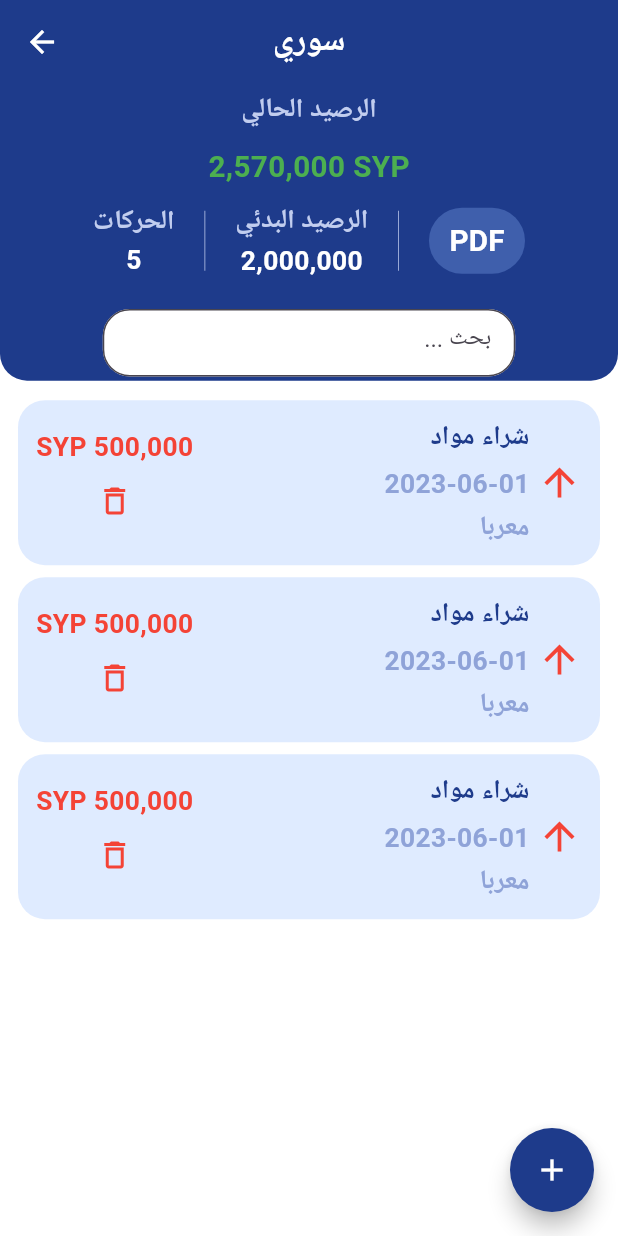
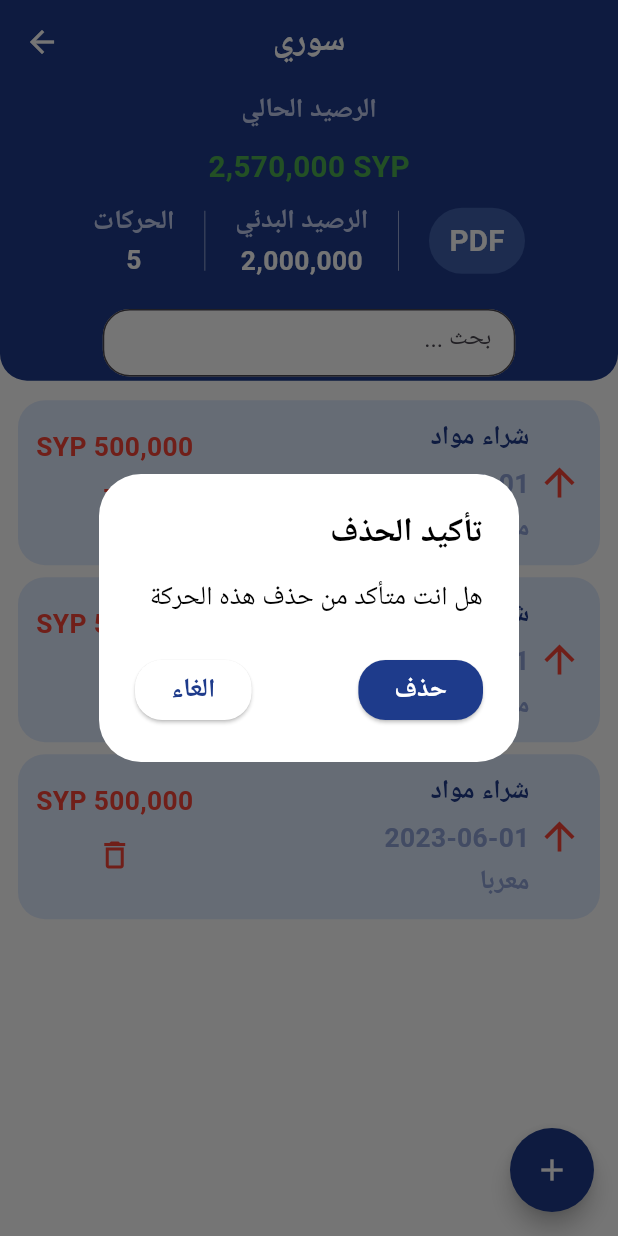
Before and after one commit to salimo2002/My_Cash_Box_App, a Flutter app: the CashBoxTransactions screen opened directly, after a tap on the "delete outline" icon, on a phone screen of 412 x 824 dp. Run offline on Flutter 3.47's test engine with Material 3 defaults, Android fonts, the phone set to English and light mode, and no system bars.

Commit message:
Create AlertDialog

```diff
--- /dev/null
+++ b/lib/utils/delet_alert_dialog.dart
@@ -0,0 +1,53 @@
+import 'package:cash_box/style/app_color.dart';
+import 'package:cash_box/style/app_font.dart';
+import 'package:cash_box/widgets/custom_button.dart';
+import 'package:flutter/material.dart';
+
+class DeleteAlertDialog extends StatelessWidget {
+  const DeleteAlertDialog({
+    super.key,
+    required this.onDelete,
+    required this.title,
+  });
+  final void Function() onDelete;
+  final String title;
+  @override
+  Widget build(BuildContext context) {
+    return Directionality(
+      textDirection: TextDirection.rtl,
+      child: AlertDialog(
+        backgroundColor: AppColor.backGroundColor,
+        title: Text(
+          'تأكيد الحذف',
+          style: AppFont.boldTextStyle(context, AppFont.h2, Colors.black),
+        ),
+        content: Text(
+          title,
+          style: AppFont.normalTextStyle(context, AppFont.body, Colors.black),
+        ),
+        actionsAlignment: MainAxisAlignment.spaceBetween,
+        actions: [
+          Row(
+            mainAxisAlignment: MainAxisAlignment.spaceBetween,
+            children: [
+              CustomButton(
+                color: AppColor.primaryColor,
+                onTap: onDelete,
+                title: 'حذف',
+                textColor: Colors.white,
+              ),
+              CustomButton(
+                color: AppColor.backGroundColor,
+                onTap: () {
+                  Navigator.pop(context);
+                },
+                title: 'الغاء',
+                textColor: AppColor.primaryColor,
+              ),
+            ],
+          ),
+        ],
+      ),
+    );
+  }
+}
--- /dev/null
+++ b/lib/utils/show_alert_dialog.dart
@@ -0,0 +1,15 @@
+import 'package:cash_box/utils/delet_alert_dialog.dart';
+import 'package:flutter/material.dart';
+
+showAlertDialog({
+  required BuildContext context,
+  required String title,
+  required VoidCallback onDelete,
+}) {
+  showDialog(
+    context: context,
+    builder: (context) {
+      return DeleteAlertDialog(title: title, onDelete: onDelete);
+    },
+  );
+}
--- a/lib/views/cash_box_transactions.dart
+++ b/lib/views/cash_box_transactions.dart
@@ -1,6 +1,8 @@
+import 'package:cash_box/utils/delet_alert_dialog.dart';
 import 'package:cash_box/utils/ios_liked_route.dart';
 import 'package:cash_box/utils/main_app_bar.dart';
 import 'package:cash_box/utils/main_floatinf_button.dart';
+import 'package:cash_box/utils/show_alert_dialog.dart';
 import 'package:cash_box/views/add_transaction_view.dart';
 import 'package:cash_box/widgets/cash_box_balance_status.dart';
 import 'package:cash_box/widgets/cash_transaction_widget.dart';
@@ -34,7 +36,13 @@ class CashBoxTransactions extends StatelessWidget {
               itemCount: 3,
               itemBuilder: (context, index) {
                 return CashTransactionWidget(
-                  onDelete: () {},
+                  onDelete: () {
+                    showAlertDialog(
+                      context: context,
+                      title: 'هل انت متأكد من حذف هذه الحركة',
+                      onDelete: () {},
+                    );
+                  },
                   title: 'شراء مواد',
                   dateTime: '2023-06-01',
                   amount: 500000,
--- a/lib/views/home_view.dart
+++ b/lib/views/home_view.dart
@@ -2,6 +2,7 @@ import 'package:cash_box/utils/custom_drawer.dart';
 import 'package:cash_box/utils/ios_liked_route.dart';
 import 'package:cash_box/utils/main_app_bar.dart';
 import 'package:cash_box/utils/main_floatinf_button.dart';
+import 'package:cash_box/utils/show_alert_dialog.dart';
 import 'package:cash_box/views/cash_box_transactions.dart';
 import 'package:cash_box/widgets/cash_box_widgt.dart';
 import 'package:flutter/material.dart';
@@ -22,6 +23,13 @@ class HomeView extends StatelessWidget {
             title: 'سوري',
             balance: '2570000',
             cur: 'SYP',
+            onDelet: () {
+              showAlertDialog(
+                context: context,
+                title: 'سيتم حذف جميع الحركات المالية\nهل انت متأكد ؟',
+                onDelete: () {},
+              );
+            },
             onTap: () {
               Navigator.push(context, iosLikeRoute(CashBoxTransactions()));
             },
--- a/lib/widgets/cash_box_widgt.dart
+++ b/lib/widgets/cash_box_widgt.dart
@@ -8,11 +8,11 @@ class CashBoxWidgt extends StatelessWidget {
     this.onTap,
     required this.title,
     required this.balance,
-    this.onPressed,
+    this.onDelet,
     required this.cur,
   });
   final void Function()? onTap;
-  final void Function()? onPressed;
+  final void Function()? onDelet;
   final String title;
   final String balance;
   final String cur;
@@ -65,7 +65,7 @@ class CashBoxWidgt extends StatelessWidget {
             ],
           ),
           trailing: IconButton(
-            onPressed: onPressed,
+            onPressed: onDelet,
             icon: Icon(Icons.delete_outline, color: AppColor.negativeColor),
           ),
         ),
--- /dev/null
+++ b/lib/widgets/custom_button.dart
@@ -0,0 +1,32 @@
+
+
+import 'package:cash_box/style/app_font.dart';
+import 'package:flutter/material.dart';
+
+class CustomButton extends StatelessWidget {
+  const CustomButton({
+    super.key,
+    required this.color,
+    required this.onTap,
+    required this.title,
+    required this.textColor,
+  });
+  final Color color;
+  final Color textColor;
+  final void Function() onTap;
+  final String title;
+  @override
+  Widget build(BuildContext context) {
+    return ElevatedButton(
+      style: ElevatedButton.styleFrom(
+        backgroundColor: color,
+        shape: RoundedRectangleBorder(borderRadius: BorderRadius.circular(18)),
+      ),
+      onPressed: onTap,
+      child: Text(
+        title,
+        style: AppFont.boldTextStyle(context, AppFont.body, textColor),
+      ),
+    );
+  }
+}
--- a/lib/widgets/custom_drop_down.dart
+++ b/lib/widgets/custom_drop_down.dart
@@ -1,5 +1,4 @@
 import 'package:cash_box/style/app_color.dart';
-import 'package:cash_box/style/app_font.dart';
 import 'package:cash_box/utils/show_snack_bar.dart';
 import 'package:flutter/material.dart';
 
```
